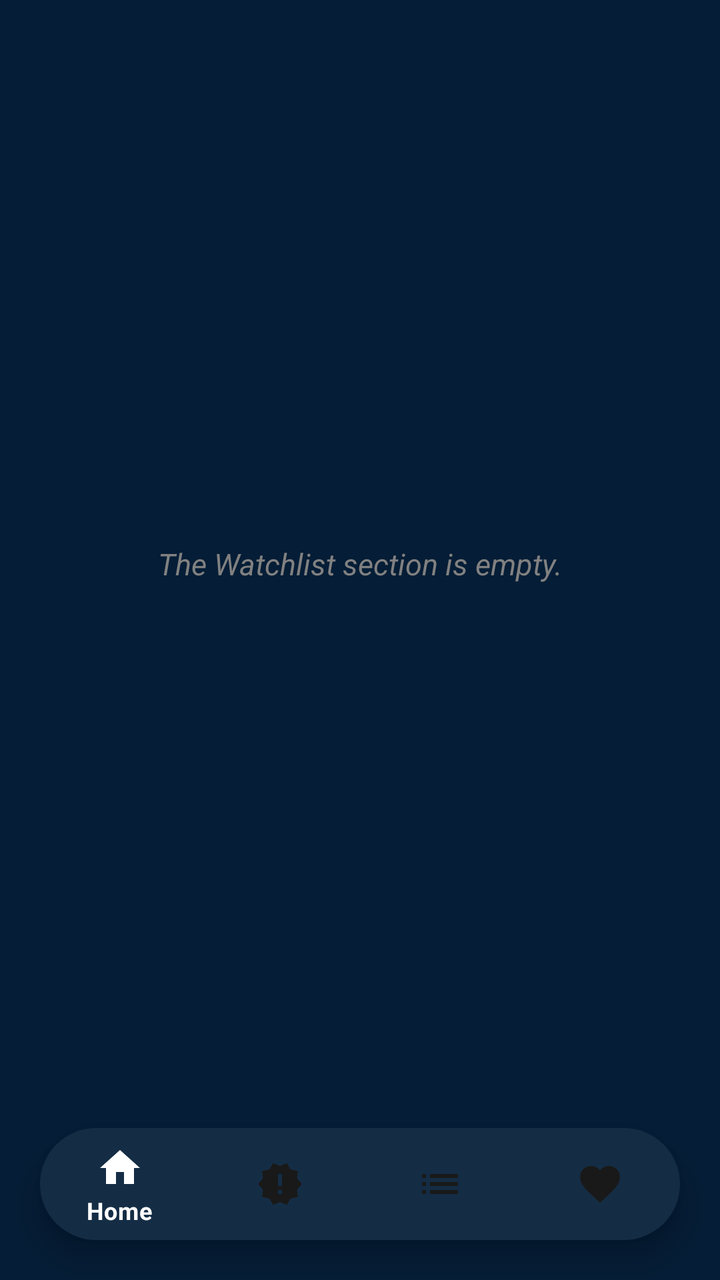
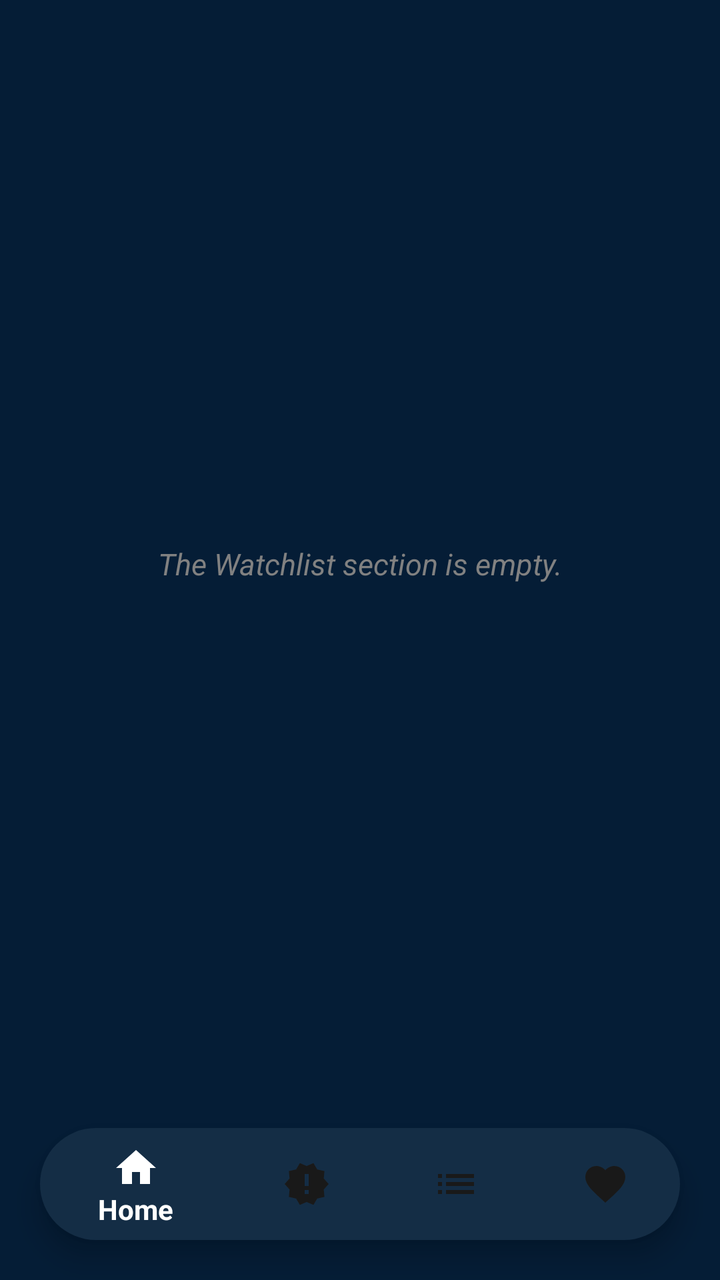

An Android layout rendered at two revisions. The XML below is the earlier revision; the diff shows what the commit changed to produce the second picture.
<!-- AndroidManifest.xml: application theme Theme.Foundfootage -->
<!-- res/layout/activity_watchlist.xml -->
<?xml version="1.0" encoding="utf-8"?>
<androidx.constraintlayout.widget.ConstraintLayout xmlns:android="http://schemas.android.com/apk/res/android"
    xmlns:app="http://schemas.android.com/apk/res-auto"
    xmlns:tools="http://schemas.android.com/tools"
    android:layout_width="match_parent"
    android:layout_height="match_parent"
    android:background="@color/purplea2"
    tools:context=".Watchlist">

    <androidx.recyclerview.widget.RecyclerView
        android:id="@+id/recycler_view4"
        android:orientation="vertical"
        android:layout_width="match_parent"
        android:layout_height="match_parent"
        android:layout_marginStart="8dp"
        android:layout_marginTop="8dp"
        android:layout_marginEnd="8dp"
        android:layout_marginBottom="90dp"
        />

    <TextView
        android:id="@+id/watchlist_empty_text"
        android:layout_width="match_parent"
        android:layout_height="200dp"
        android:gravity="center"
        app:layout_constraintBottom_toTopOf="@+id/bottom_navigation"
        app:layout_constraintEnd_toEndOf="parent"
        app:layout_constraintStart_toStartOf="parent"
        android:textSize="15sp"
        android:hint="The Watchlist section is empty."
        android:textColorHint="#818181"
        android:textStyle="italic"
        app:layout_constraintTop_toTopOf="parent" />

    <com.google.android.material.bottomnavigation.BottomNavigationView
        android:id="@+id/bottom_navigation"
        android:layout_width="match_parent"
        android:layout_height="56dp"
        android:layout_alignParentBottom="true"
        android:layout_margin="20dp"
        android:background="@drawable/round_corner"
        android:elevation="10dp"
        app:itemIconTint="@color/item_selector"
        app:itemRippleColor="@android:color/transparent"
        app:itemTextColor="@color/white"
        app:layout_constraintBottom_toBottomOf="parent"
        app:menu="@menu/menu_items"
        tools:layout_editor_absoluteX="20dp" />


</androidx.constraintlayout.widget.ConstraintLayout>
<!-- resources referenced by this layout -->
<resources>
  <color name="purplea2">#051d36</color>
  <color name="white">#FFFFFF</color>
  <!-- drawable round_corner (drawable) -->
  <?xml version="1.0" encoding="utf-8"?>
  
  <shape xmlns:android="http://schemas.android.com/apk/res/android"
      android:shape="rectangle">
  <solid android:color="@color/purplea"/>
      <corners android:radius="100dp"/>
  
  </shape>
  <style name="Theme.Foundfootage" parent="Theme.MaterialComponents.DayNight.NoActionBar">
          
          <item name="colorPrimary">@color/purplea</item>
          <item name="colorPrimaryVariant">@color/purple_700</item>
          <item name="colorOnPrimary">@color/white</item>
          
          <item name="colorSecondary">@color/teal_200</item>
          <item name="colorSecondaryVariant">@color/teal_700</item>
          <item name="colorOnSecondary">@color/black</item>
          
          <item name="android:statusBarColor" tools:targetApi="l">@color/purplea2</item>
          
      </style>
  <color name="purplea">#142d45</color>
  <color name="purple_700">#FF3700B3</color>
  <color name="teal_200">#FF03DAC5</color>
  <color name="teal_700">#FF018786</color>
  <color name="black">#FF000000</color>
</resources>

<!-- the commit's change to res/layout/activity_watchlist.xml (unified diff, before → after) -->
@@ -12,6 +12,7 @@
         android:orientation="vertical"
         android:layout_width="match_parent"
         android:layout_height="match_parent"
+        android:contentDescription="Watchlist"
         android:layout_marginStart="8dp"
         android:layout_marginTop="8dp"
         android:layout_marginEnd="8dp"
<!-- resource entries referenced after the edit -->
@@ -11,7 +11,7 @@
       <corners android:radius="100dp"/>
   
   </shape>
-  <style name="Theme.Foundfootage" parent="Theme.MaterialComponents.DayNight.NoActionBar">
+  <style name="Theme.Foundfootage" parent="Theme.AppCompat.DayNight.NoActionBar">
           
           <item name="colorPrimary">@color/purplea</item>
           <item name="colorPrimaryVariant">@color/purple_700</item>
